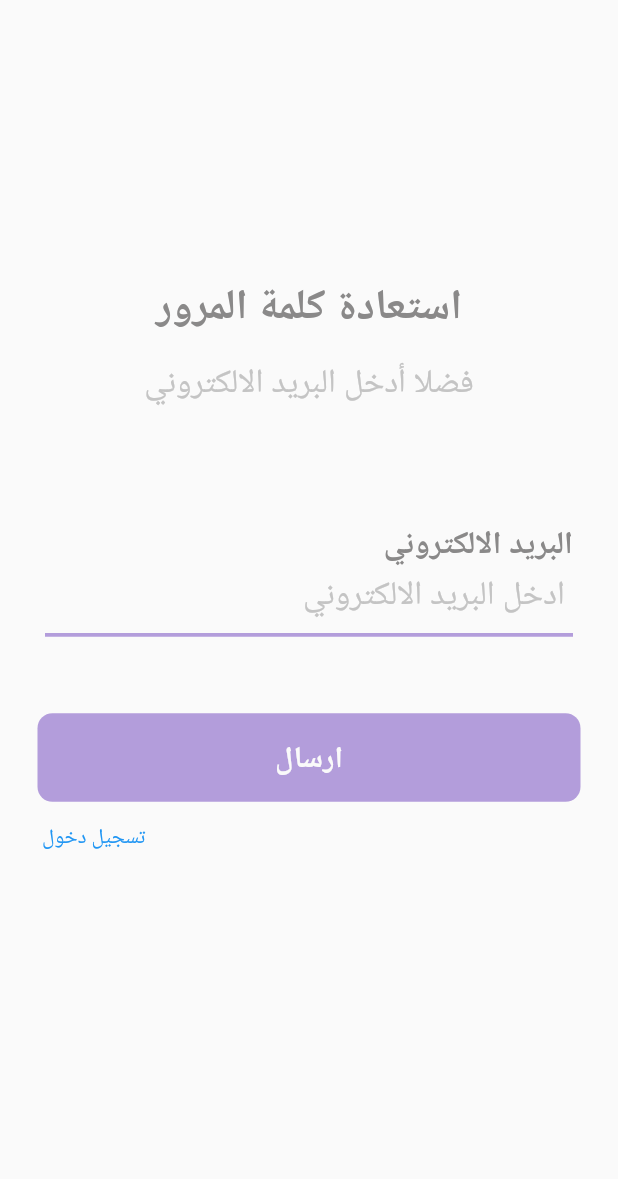
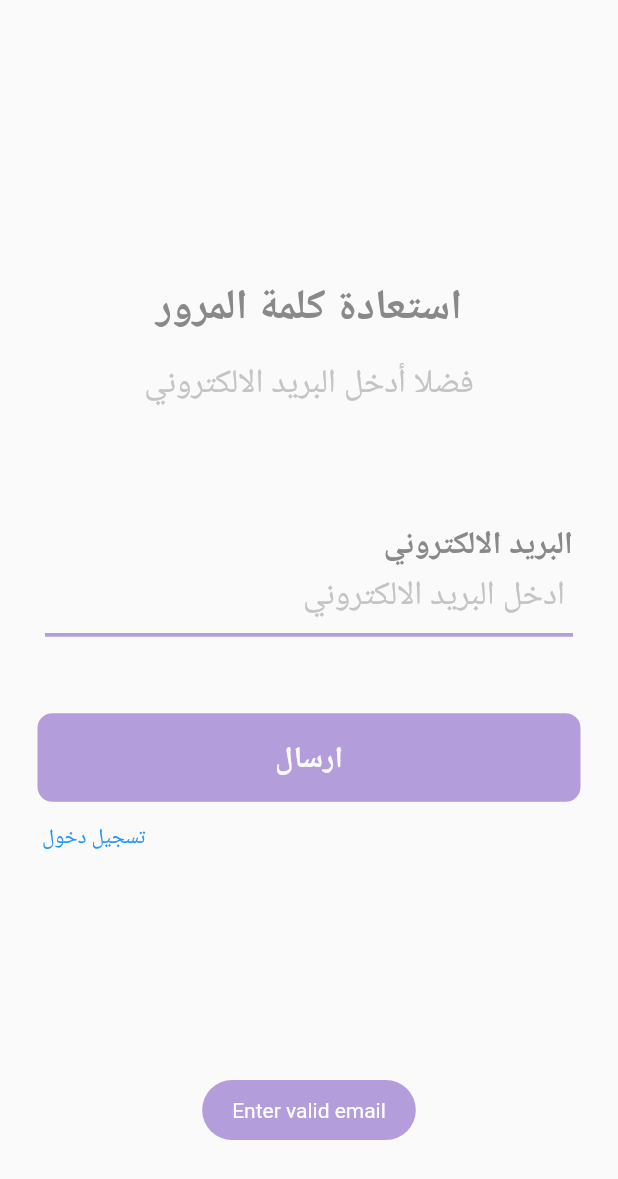
Before and after one commit to EbrahimMShaaban/librarydalel, a Flutter app: the PasswordRecovery screen opened directly, after a tap on "ارسال", on a phone screen of 412 x 824 dp. Shown: the top 1179 px of the screen. Run offline on Flutter 3.47's test engine with Material 2 defaults, Android fonts, the light colour scheme and no system bars; our stand-ins replace cloud_firestore, firebase_auth, firebase_core, fluttertoast, google_fonts; accounts and stored records are empty; network calls fail; Roboto replaces fonts that are missing (Tajawal).

Commit message:
اشتغلت يا سباكين

```diff
--- a/lib/screens/registration/log_in_screen.dart
+++ b/lib/screens/registration/log_in_screen.dart
@@ -50,10 +50,8 @@
   // }
 
  final _auth = FirebaseAuth.instance;
-//bool modal_progress_hud = false;
   String email = '';
   String password = '';
-  // bool isLogin = true;
 
   @override
   Widget build(BuildContext context) {
@@ -122,7 +120,7 @@
           mainAxisAlignment: MainAxisAlignment.start,
           children: [
             Textbuton('هل نسيت كلمة المرور', onTap: () {
-              Navigator.pushReplacement(
+              Navigator.push(
                   context,
                   MaterialPageRoute(
                       builder: (context) => PasswordRecovery()));
@@ -152,6 +150,9 @@
           ),
         ],
       ),
+
+
+
       Buton("تسجيل دخول", onTap: () async {
 
         try {
@@ -161,6 +162,7 @@
             Navigator.push(
                 context, MaterialPageRoute(builder: (context) =>  Category()));
           }
+
 
         } catch (e) {
           print(e);
--- a/lib/screens/registration/password_recovery.dart
+++ b/lib/screens/registration/password_recovery.dart
@@ -1,11 +1,22 @@
+import 'package:firebase_auth/firebase_auth.dart';
 import 'package:flutter/material.dart';
 import 'package:librarydalel/constant/styles.dart';
 import 'package:librarydalel/widgets/button/flatbuton.dart';
 import 'package:librarydalel/widgets/button/textbuton.dart';
 import 'package:librarydalel/widgets/input_field.dart';
+import 'package:fluttertoast/fluttertoast.dart';
 
+import 'log_in_screen.dart';
 
-class PasswordRecovery extends StatelessWidget {
+class PasswordRecovery extends StatefulWidget {
+
+  @override
+  State<PasswordRecovery> createState() => _PasswordRecoveryState();
+}
+
+class _PasswordRecoveryState extends State<PasswordRecovery> {
+  TextEditingController editController = TextEditingController();
+
   @override
   Widget build(BuildContext context) {
     return Scaffold(
@@ -33,17 +44,37 @@
             SizedBox(
               height: sizeFromHeight(context, 13),
             ),
-            InputField(
-              hint: ' ادخل البريد الالكتروني',
-              label: "البريد الالكتروني",
-              scure: false,
+        Padding(
+          padding: EdgeInsets.symmetric(horizontal: 20, vertical: 12.5),
+          child: Directionality(
+            textDirection: TextDirection.rtl,
+            child: TextFormField(
+              controller: editController,
+              decoration: InputDecoration(
+                enabledBorder: UnderlineInputBorder(
+                  borderSide: BorderSide(color: purple, width: 2.5),
+                ),
+                focusedBorder: UnderlineInputBorder(
+                  borderSide: BorderSide(color: purple, width: 2.5),
+                ),
+                floatingLabelBehavior: FloatingLabelBehavior.always,
+                labelText: "البريد الالكتروني",
+                hintText: ' ادخل البريد الالكتروني',
+                labelStyle: labelStyle,
+                hintStyle: hintStyle,
+              ),
             ),
+          ),
+        ),
+
             SizedBox(
               height: sizeFromHeight(context, 20),
             ),
             Buton(
               'ارسال',
-              onTap: () {},
+              onTap: () {
+            resetPassword(context);
+              },
             ),
             Padding(
               padding: const EdgeInsets.only(left: 10),
@@ -51,8 +82,8 @@
                 mainAxisAlignment: MainAxisAlignment.start,
                 children: [
                   Textbuton("تسجيل دخول", onTap: () {
-                    // Navigator.pushReplacement(context,
-                    //     MaterialPageRoute(builder: (context) => LogInScreen(submitAuthForm)));
+                    Navigator.pushReplacement(context,
+                        MaterialPageRoute(builder: (context) => LogInScreen()));
                   }),
                 ],
               ),
@@ -62,4 +93,18 @@
       ),
     );
   }
+
+  void resetPassword(BuildContext context) async {
+    if (editController.text.length == 0 || !editController.text.contains("@")) {
+      Fluttertoast.showToast(msg: "Enter valid email",backgroundColor: purple);
+      return;
+    }
+
+    await FirebaseAuth.instance
+        .sendPasswordResetEmail(email: editController.text);
+    Fluttertoast.showToast(
+        msg:
+        "Reset password link has sent your mail please use it to change the password.",backgroundColor: purple,);
+    Navigator.pop(context);
+  }
 }
--- a/lib/screens/registration/sign_in_screen.dart
+++ b/lib/screens/registration/sign_in_screen.dart
@@ -38,7 +38,7 @@
   String email='';
   String password='';
   String name='';
-  bool isLogin=true;
+  // bool isLogin=true;
 
   @override
   Widget build(BuildContext context) {
--- a/pubspec.yaml
+++ b/pubspec.yaml
@@ -33,8 +33,7 @@
   firebase_auth:
   firebase_core:
   cloud_firestore:
-  modal_progress_hud:
-
+  fluttertoast: ^8.0.8
 
   # The following adds the Cupertino Icons font to your application.
   # Use with the CupertinoIcons class for iOS style icons.
```
Also changed, not shown: pubspec.lock.
